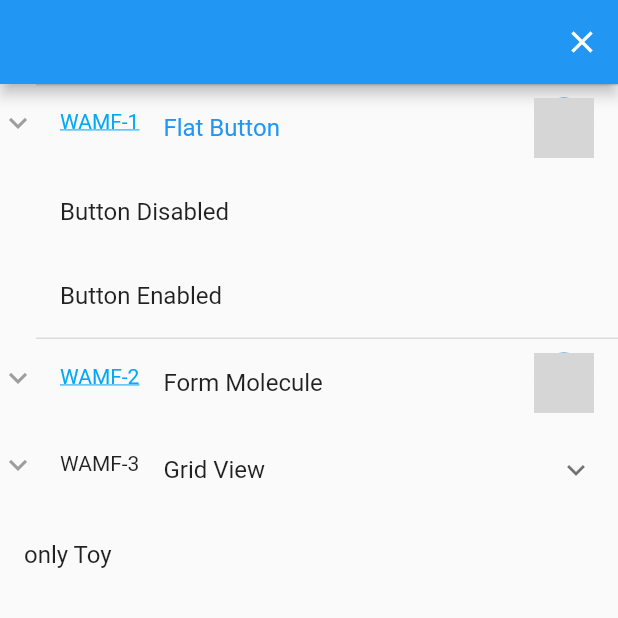
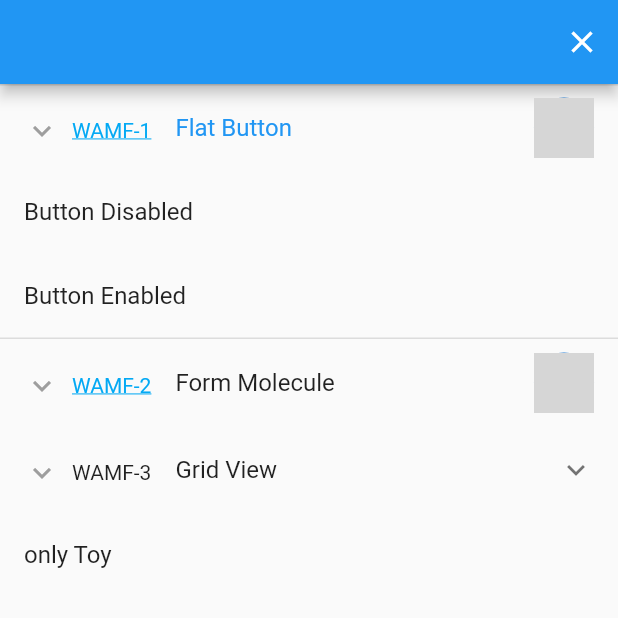
Before and after one commit to matejthetree/playground, a Flutter app: the screen it shows after launch, after a tap on "WAMF-1", after a tap on the "search" icon, on a phone screen of 412 x 824 dp, the top half of it. Run offline on Flutter 3.47's test engine with Material 2 defaults, Android fonts, the phone set to English and light mode, and no system bars; network calls fail; grey boxes are pictures that could not be loaded.

Commit message:
some work with tags. expand doesn't work

```diff
--- a/example/lib/main.dart
+++ b/example/lib/main.dart
@@ -29,29 +29,31 @@ class MyApp extends StatelessWidget {
               title: 'Flat Button',
               issueUrl: 'www.wearemobilefirst.com',
               authorEmail: 'matej@wearemobilefirst.com',
+              tags: ['atom'],
               toys: [
                 Toy(
                   title: 'Button Disabled',
-                  childBuilder: (context) =>
+                  builder: (context) =>
                       FlatButton(
                           onPressed: null, child: Text("Flat Button Disabled")),
                 ),
                 Toy(
                     title: 'Button Enabled',
-                    childBuilder: (context) =>
+                    builder: (context) =>
                         FlatButton(
                             onPressed: () {},
                             child: Text("Flat Button Enabled"))),
               ],
             ),
             ToyBox(
+              tags: ['molecule'],
               issue: "WAMF-2",
               title: "Form Molecule",
               issueUrl: 'www.wearemobilefirst.com',
               authorEmail: 'matej@wearemobilefirst.com',
               toys: [
                 Toy(
-                  childBuilder: (context) => MyCustomForm(),
+                  builder: (context) => MyCustomForm(),
                   title: "Default Style",
                 )
               ],
@@ -59,10 +61,11 @@ class MyApp extends StatelessWidget {
             ToyBox(
               issue: "WAMF-3",
               title: "Grid View",
+              tags: ['organism'],
               toys: [
                 Toy(
                   title: 'black cupertino',
-                  childBuilder: (context) =>
+                  builder: (context) =>
                       GridView.count(
                         // Create a grid with 2 columns. If you change the scrollDirection to
                         // horizontal, this produces 2 items.
@@ -80,7 +83,7 @@ class MyApp extends StatelessWidget {
                 ),
                 Toy(
                   title: 'black mountain',
-                  childBuilder: (context) =>
+                  builder: (context) =>
                       GridView.count(
                         // Create a grid with 2 columns. If you change the scrollDirection to
                         // horizontal, this produces 2 items.
@@ -98,7 +101,7 @@ class MyApp extends StatelessWidget {
                 ),
                 Toy(
                   title: 'englishLike',
-                  childBuilder: (context) =>
+                  builder: (context) =>
                       GridView.count(
                         // Create a grid with 2 columns. If you change the scrollDirection to
                         // horizontal, this produces 2 items.
@@ -118,7 +121,10 @@ class MyApp extends StatelessWidget {
             ),
             Toy(
               title: 'only Toy',
-              childBuilder: (context) =>
+              tags: [
+                'dev',
+              ],
+              builder: (context) =>
                   Center(
                     child: Container(
                       width: 50,
--- a/lib/src/playground.dart
+++ b/lib/src/playground.dart
@@ -26,14 +26,7 @@ class _PlaygroundState extends State<Playground> {
     List<Toy> toys = widget.toys;
     List<Toy> stringFiltered;
     if (_searchString != '') {
-      stringFiltered = toys
-          .where((toy) =>
-      toy is ToyBox
-          ? _containsSearch(toy.issue) ||
-          _containsSearch(toy.title) ||
-          toy.toys.any((toy) => _containsSearch(toy.title))
-          : _containsSearch(toy.title))
-          .toList();
+      stringFiltered = toys.where((toy) => _toyContainsSearch(toy)).toList();
     } else {
       stringFiltered = toys;
     }
@@ -68,24 +61,23 @@ class _PlaygroundState extends State<Playground> {
           itemCount: stringFiltered.length,
           itemBuilder: (context, index) {
             var toy = stringFiltered[index];
-            if (_searchActive) {
-              if (toy is ToyBox) {
-                return (!_containsSearch(toy.title) &&
-                    !_containsSearch(toy.issue))
-                    ? toy.expand ? toy : toy.copyWith(expand: true)
-                    : toy;
-              } else {
-                return toy;
-              }
-            } else {
-              return toy;
-            }
+            return toy; //todo expand on search
           }),
     );
   }
 
-  bool _containsSearch(String string) =>
-      string.toLowerCase().contains(_textController.text.toLowerCase());
+  bool _toyContainsSearch(Toy toy) {
+    var toyContains =
+        _stringContainsSearch(toy.issue) || _stringContainsSearch(toy.title);
+    return toy is ToyBox
+        ? toyContains || toy.toys.any((toy) => _toyContainsSearch(toy))
+        : toyContains;
+  }
+
+  bool _stringContainsSearch(String string) =>
+      string != null
+          ? string.toLowerCase().contains(_textController.text.toLowerCase())
+          : false;
 }
 
 class ToyBox extends Toy {
@@ -98,12 +90,13 @@ class ToyBox extends Toy {
   String get gravatarUrl => 'https://www.gravatar.com/avatar/$md5sha';
 
   const ToyBox({@required this.toys,
-    issue,
-    issueUrl,
+    String issue,
+    String issueUrl,
+    List<String> tags,
     this.authorEmail,
     this.expand = false,
-    title})
-      : super(title: title, issue: issue, issueUrl: issueUrl);
+    String title})
+      : super(title: title, tags: tags, issue: issue, issueUrl: issueUrl);
 
   ToyBox copyWith({
     List<Toy> toys,
@@ -120,25 +113,29 @@ class ToyBox extends Toy {
       issueUrl: issueUrl ?? this.issueUrl,
       authorEmail: authorEmail ?? this.authorEmail,
       expand: expand ?? this.expand,
+      tags: tags ?? this.tags,
     );
   }
 
   @override
   Widget build(BuildContext context) {
-    return Row(
+    return ExpansionTile(
+        initiallyExpanded: expand,
+        title: Text(title),
+        leading: Row(
+          mainAxisSize: MainAxisSize.min,
           crossAxisAlignment: CrossAxisAlignment.start,
           children: <Widget>[
             Padding(
-          padding: const EdgeInsets.only(top: 14.0),
+              padding: const EdgeInsets.only(top: 4.0, right: 8),
               child: Icon(
                 Icons.keyboard_arrow_down,
                 color: Colors.grey,
               ),
             ),
-        Expanded(
-          child: ExpansionTile(
-              title: Text(title),
-              leading: issueUrl == null
+            Padding(
+              padding: const EdgeInsets.only(top: 8.0),
+              child: issueUrl == null
                   ? Text(issue)
                   : GestureDetector(
                 onTap: _launchIssueUrl,
@@ -149,6 +146,9 @@ class ToyBox extends Toy {
                       color: Colors.lightBlue),
                 ),
               ),
+            ),
+          ],
+        ),
         trailing: authorEmail == null
             ? null
             : CircleAvatar(
@@ -156,10 +156,7 @@ class ToyBox extends Toy {
               .network(gravatarUrl)
               .image,
               ),
-              children: toys),
-        ),
-      ],
-    );
+        children: toys);
   }
 
   void _launchIssueUrl() async {
@@ -172,18 +169,20 @@ class ToyBox extends Toy {
 }
 
 class Toy extends StatelessWidget {
-  final WidgetBuilder childBuilder;
+  final WidgetBuilder builder;
   final String title;
   final bool disableScaffold;
   final bool resizable;
   final String issue;
   final String issueUrl;
+  final List<String> tags;
 
-  const Toy({this.childBuilder,
+  const Toy({this.builder,
+    this.tags,
     this.title,
       this.disableScaffold = false,
     this.resizable = false,
-    this.issue,
+    this.issue = '',
     this.issueUrl});
 
   @override
@@ -205,9 +204,9 @@ class Toy extends StatelessWidget {
   Widget buildBody(BuildContext context) {
     return resizable
         ? ResizableToy(
-            builder: childBuilder,
+      builder: builder,
           )
-        : childBuilder(context);
+        : builder(context);
   }
 }
 
@@ -274,5 +273,3 @@ class _ResizableToyState extends State<ResizableToy> {
     _currentOffset.dispose();
   }
 }
-
-enum AtomicType { atom, molecule, organism, template, page }
```
Lines whose indentation alone changed are shown as unchanged.
